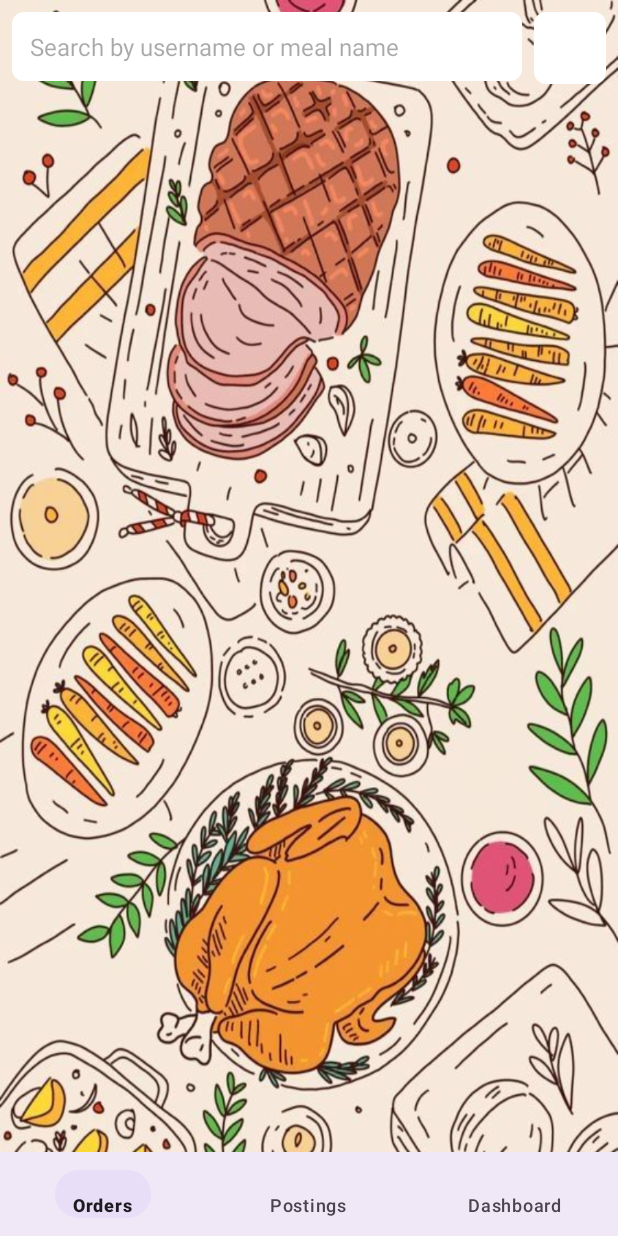
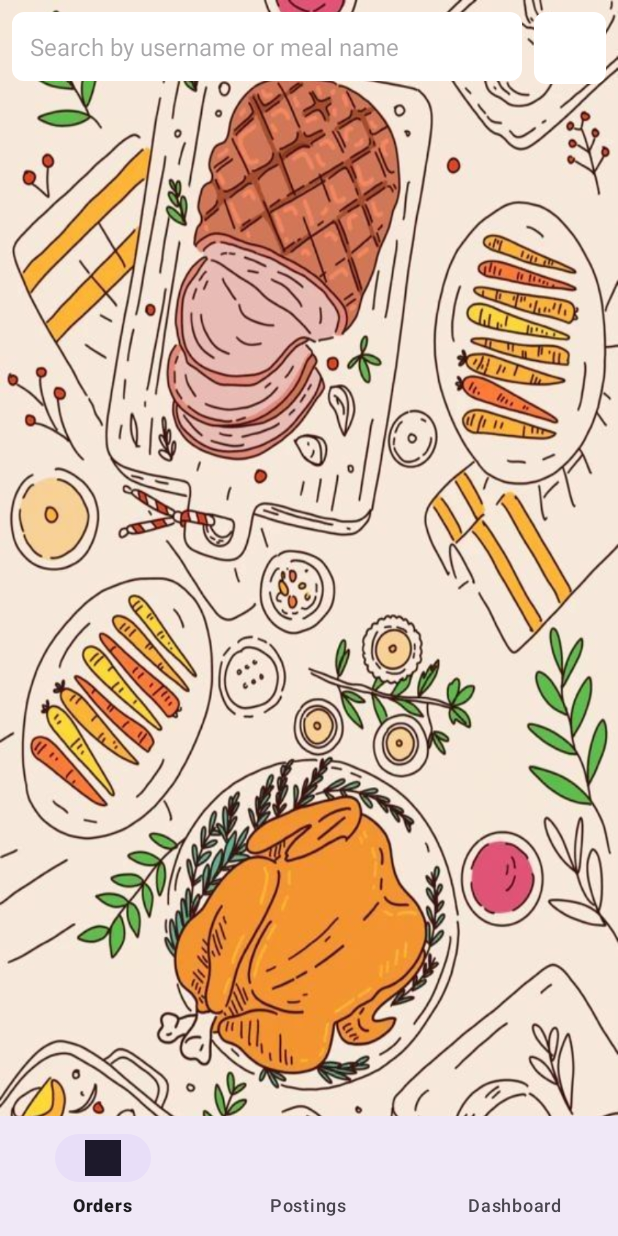
Before and after one commit to AbdulrahmanZaatari/Soufra-Share, an Android app: the layout activity_main.xml on its own in the app's theme, with its tools: preview values and no code run, on a phone screen of 412 x 824 dp. Run offline under Robolectric (Android 15) with nearby library versions, the phone set to English and light mode, and no system bars.

```diff
--- a/app/src/main/res/layout/activity_main.xml
+++ b/app/src/main/res/layout/activity_main.xml
@@ -58,13 +58,12 @@
     <com.google.android.material.bottomnavigation.BottomNavigationView
         android:id="@+id/bottom_navigation"
         android:layout_width="0dp"
-        android:layout_height="56dp"
+        android:layout_height="wrap_content"
         android:background="?android:attr/windowBackground"
         app:layout_constraintBottom_toBottomOf="parent"
         app:layout_constraintEnd_toEndOf="parent"
-        app:layout_constraintHorizontal_bias="0.0"
         app:layout_constraintStart_toStartOf="parent"
-        app:menu="@menu/bottom_navigation_menu"
-         />
+        app:layout_constraintTop_toBottomOf="@+id/orders_recycler_view"
+        app:menu="@menu/bottom_navigation_menu" />
 
 </androidx.constraintlayout.widget.ConstraintLayout>
--- a/app/src/main/res/menu/bottom_navigation_menu.xml
+++ b/app/src/main/res/menu/bottom_navigation_menu.xml
@@ -5,6 +5,7 @@
     <item
         android:id="@+id/navigation_orders"
         android:title="Orders"
+        android:icon="@drawable/ic_orders"
          />
 
 
```
Also changed, not shown: app/src/main/java/com/example/project/PostingsActivity.java (+11 -18 lines).
